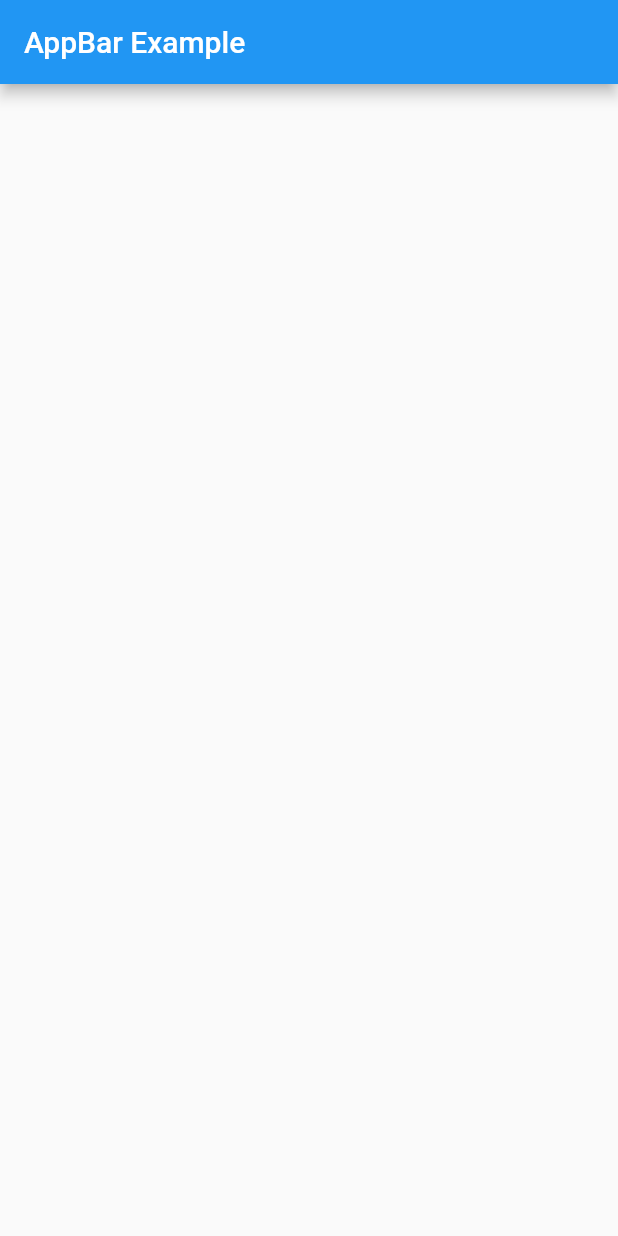
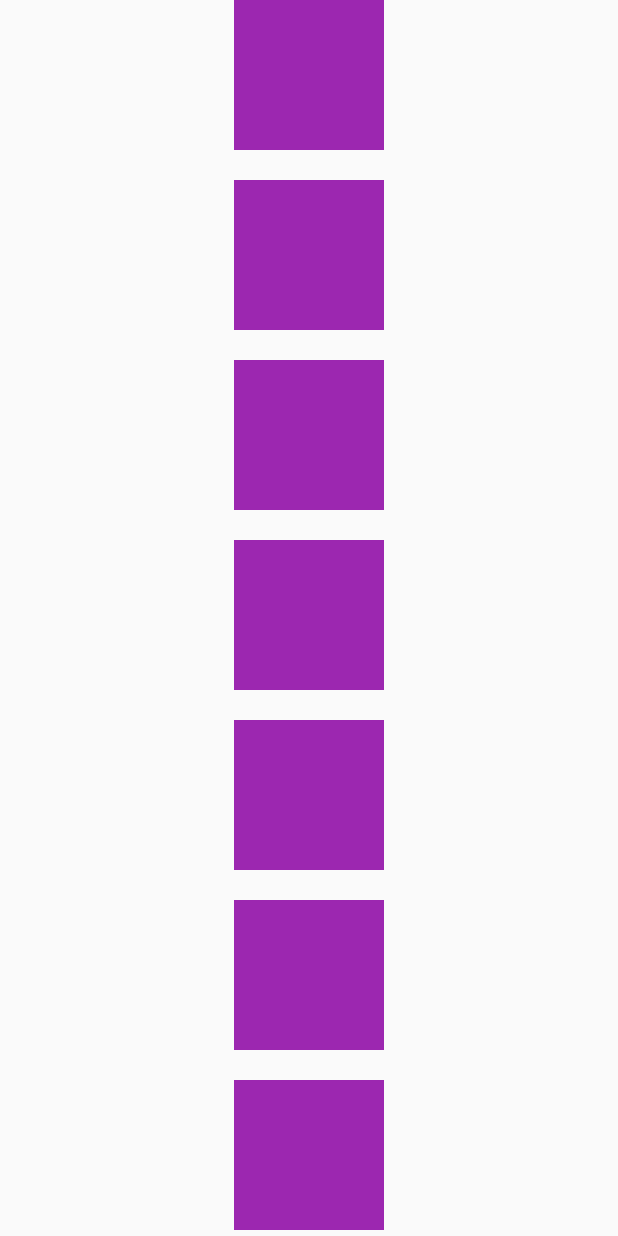
Before and after one commit to BilalRehman08/Flutter_Basic_Widgets, a Flutter app: the screen it shows after launch, after a tap on "Container Example", on a phone screen of 412 x 824 dp. Run offline on Flutter 3.47's test engine with Material 2 defaults, Android fonts, the light colour scheme and no system bars.

Commit message:
Container Example

```diff
--- a/lib/column.dart
+++ b/lib/column.dart
@@ -9,8 +9,10 @@ class _ColumnExampleState extends State<ColumnExample> {
   @override
   Widget build(BuildContext context) {
     return MaterialApp(
+        debugShowCheckedModeBanner: false,
         home: Scaffold(
-            body: Column(
+            body: Center(
+          child: Column(
             mainAxisAlignment: MainAxisAlignment.spaceEvenly,
             children: [
               Text("1st Column"),
@@ -20,6 +22,16 @@ class _ColumnExampleState extends State<ColumnExample> {
               Text("5th Column"),
               Text("6th Column"),
             ],
+          ),
         )));
   }
 }
+
+// (Copy mainAxisAlignment line and paste in above code to check the difference)
+
+// More mainAxisAlignment Properties
+// mainAxisAlignment: MainAxisAlignment.start,
+// mainAxisAlignment: MainAxisAlignment.end,
+// mainAxisAlignment: MainAxisAlignment.center,
+// mainAxisAlignment: MainAxisAlignment.spaceBetween,
+// mainAxisAlignment: MainAxisAlignment.spaceAround,
--- a/lib/container.dart
+++ b/lib/container.dart
@@ -1 +1,43 @@
 import 'package:flutter/material.dart';
+
+class ContainerExample extends StatefulWidget {
+  @override
+  _ContainerExampleState createState() => _ContainerExampleState();
+}
+
+class _ContainerExampleState extends State<ContainerExample> {
+  @override
+  Widget build(BuildContext context) {
+    return MaterialApp(
+        debugShowCheckedModeBanner: false,
+        home: Scaffold(
+            body: SingleChildScrollView(
+          child: Center(
+            child: Column(
+              children: [
+                Container(height: 100, width: 100, color: Colors.purple),
+                SizedBox(height: 20),
+                Container(height: 100, width: 100, color: Colors.purple),
+                SizedBox(height: 20),
+                Container(height: 100, width: 100, color: Colors.purple),
+                SizedBox(height: 20),
+                Container(height: 100, width: 100, color: Colors.purple),
+                SizedBox(height: 20),
+                Container(height: 100, width: 100, color: Colors.purple),
+                SizedBox(height: 20),
+                Container(height: 100, width: 100, color: Colors.purple),
+                SizedBox(height: 20),
+                Container(height: 100, width: 100, color: Colors.purple),
+                SizedBox(height: 20),
+                Container(height: 100, width: 100, color: Colors.purple),
+                SizedBox(height: 20),
+                Container(height: 100, width: 100, color: Colors.purple),
+                SizedBox(height: 20),
+                Container(height: 100, width: 100, color: Colors.purple),
+                SizedBox(height: 20),
+              ],
+            ),
+          ),
+        )));
+  }
+}
--- a/lib/main.dart
+++ b/lib/main.dart
@@ -1,3 +1,5 @@
+import 'package:basic_widgets/column.dart';
+import 'package:basic_widgets/container.dart';
 import 'package:flutter/material.dart';
 
 import 'appBar.dart';
@@ -56,7 +58,7 @@ class _HomeState extends State<Home> {
           ElevatedButton(
             onPressed: () {
               Navigator.push(context,
-                  MaterialPageRoute(builder: (context) => AppBarExample()));
+                  MaterialPageRoute(builder: (context) => ColumnExample()));
             },
             child: Text("Column Example"),
           ),
@@ -64,7 +66,7 @@ class _HomeState extends State<Home> {
           ElevatedButton(
             onPressed: () {
               Navigator.push(context,
-                  MaterialPageRoute(builder: (context) => AppBarExample()));
+                  MaterialPageRoute(builder: (context) => ContainerExample()));
             },
             child: Text("Container Example"),
           ),
```
Lines whose indentation alone changed are shown as unchanged.
